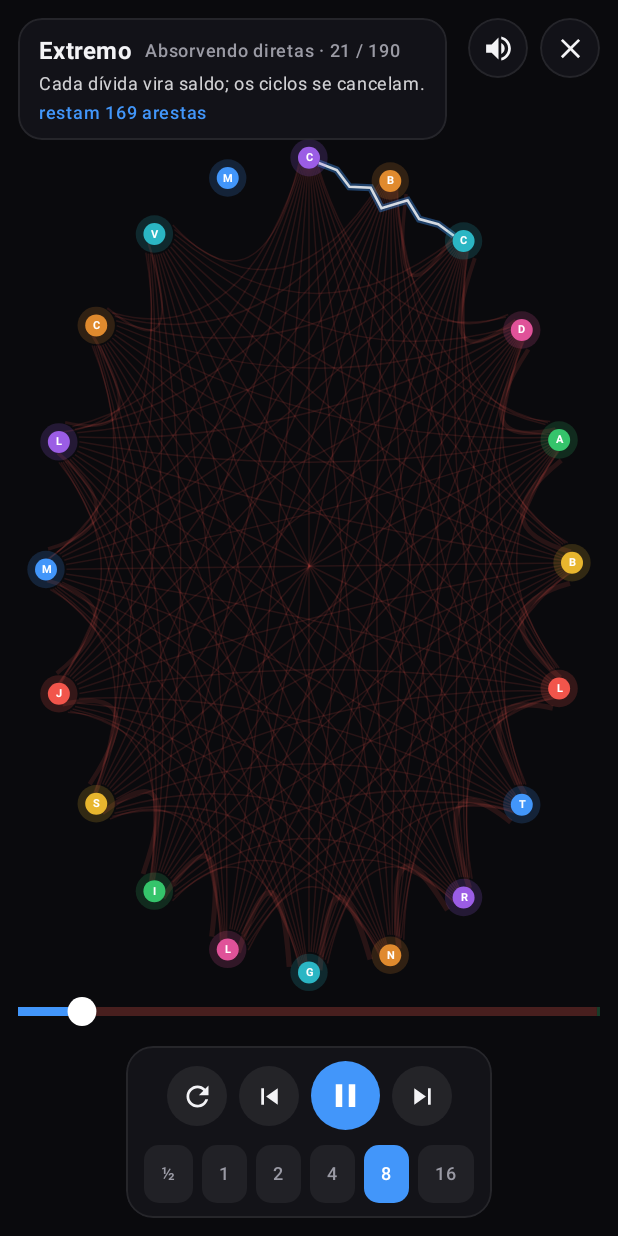
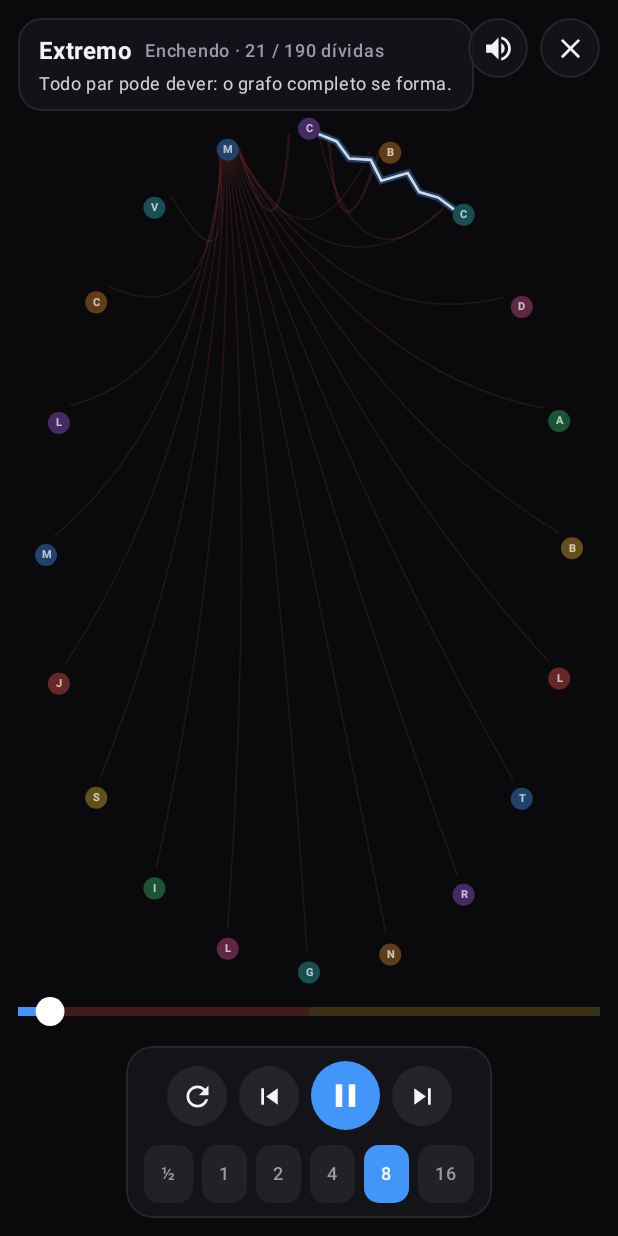
Before and after one commit to mariocjun/algoviz-android, an Android app built with Jetpack Compose: the ExtremeActivity screen opened directly, with no data from a screen before it, on a phone screen of 412 x 824 dp. Run offline under Robolectric (Android 15) with nearby library versions, the phone set to English and light mode, and no system bars; 5 statements that could not run were skipped.

Commit message:
feat(mincashflow): 4-act build->full->prune->settle + own launcher app
Extremo becomes a standalone mini-app, 'Min Cash Flow' (last launcher tile) — the greedy debt-simplification algorithm Racha uses, as an educational graph walkthrough. Racha is unchanged (its sparkle gateway still works too).

- New phase model: Build (the 190 debts appear one by one, the complete graph fills) -> a held beat on the full graph -> Prune (each debt nets into balances) -> Settle. Host test pins 381 steps (190 + 190 + 1).

- Educational captions per act + C(n,2) framing, the min() formula, and the 'economia de 189 transações' summary; 3-segment scrubber (encher/podar/acerto).

- HomeActivity gains the 'Min Cash Flow' tile (Hub icon) -> ExtremeActivity.

Co-Authored-By: Claude Opus 4.8 (1M context) <noreply@anthropic.com>

```diff
--- a/app/src/main/kotlin/com/mariocjun/algoviz/DebtReduction.kt
+++ b/app/src/main/kotlin/com/mariocjun/algoviz/DebtReduction.kt
@@ -19,15 +19,22 @@ sealed class ReduceStep {
     /** Net balance per person after this step (signed cents; + = creditor). */
     abstract val balAfter: Map<Person, Long>
 
-    /** Act 1 — fold one raw debt into the running net balances (its edge then
-     *  disappears from the tangle). */
+    /** Phase 1 (Enchendo) — reveal one raw debt as an edge. No netting yet, so
+     *  `balAfter` is all zero: this phase just builds the problem on screen. */
+    data class Build(
+        val edge: DirectDebt,
+        override val balAfter: Map<Person, Long>,
+    ) : ReduceStep()
+
+    /** Phase 2 (Podando) — fold one raw debt into the running net balances (its
+     *  edge then disappears from the tangle). */
     data class Absorb(
         val edge: DirectDebt,
         override val balAfter: Map<Person, Long>,
     ) : ReduceStep()
 
-    /** Act 2 — one greedy settlement: the biggest creditor is paid by the
-     *  biggest debtor, `amountCents = min(creditorBefore, -debtorBefore)`. */
+    /** Phase 3 (Acerto) — one greedy settlement: the biggest creditor is paid by
+     *  the biggest debtor, `amountCents = min(creditorBefore, -debtorBefore)`. */
     data class Settle(
         val from: Person, val to: Person, val amountCents: Long,
         val creditorBefore: Long, val debtorBefore: Long,
@@ -36,16 +43,19 @@ sealed class ReduceStep {
 }
 
 /** The full reduction of one ledger: the raw debts, the minimal plan, and the
- *  ordered steps that morph one into the other (all Absorb steps, then all
- *  Settle steps). */
+ *  ordered steps that morph one into the other. Steps run in three phases:
+ *  Build (one per debt, the graph fills up) → Absorb (one per debt, the graph
+ *  nets into balances) → Settle (the greedy payments). */
 class DebtReduction(
     val people: List<Person>,
     val direct: List<DirectDebt>,
     val settlements: List<Settlement>,
     val steps: List<ReduceStep>,
 ) {
-    /** steps[0 until absorbCount] are Absorb; the rest are Settle. */
-    val absorbCount: Int get() = direct.size
+    val buildCount: Int get() = direct.size          // phase 1 length (debts appear)
+    val pruneCount: Int get() = direct.size          // phase 2 length (debts net away)
+    val buildEnd: Int get() = buildCount             // cursor when the graph is full
+    val pruneEnd: Int get() = buildCount + pruneCount // cursor when only balances remain
 
     /** Net balances after `cursor` steps (cursor 0 = the all-zero start). */
     fun balancesAt(cursor: Int): Map<Person, Long> =
@@ -76,8 +86,12 @@ fun directDebts(expenses: List<Expense>): List<DirectDebt> {
 fun buildReduction(people: List<Person>, expenses: List<Expense>): DebtReduction {
     val direct = directDebts(expenses)
     val steps = mutableListOf<ReduceStep>()
+    val zero: Map<Person, Long> = people.associateWith { 0L }
 
-    // Act 1 — absorb each raw debt into the running net balances.
+    // Phase 1 (Enchendo) — reveal each debt as an edge; balances stay zero.
+    for (d in direct) steps.add(ReduceStep.Build(d, zero))
+
+    // Phase 2 (Podando) — absorb each raw debt into the running net balances.
     val running = LinkedHashMap<Person, Long>().apply { people.forEach { put(it, 0L) } }
     for (d in direct) {
         running.merge(d.from, -d.amountCents, Long::plus)
@@ -85,8 +99,8 @@ fun buildReduction(people: List<Person>, expenses: List<Expense>): DebtReduction
         steps.add(ReduceStep.Absorb(d, LinkedHashMap(running)))
     }
 
-    // Act 2 — greedy settle on the net balances. Same rule (and the same
-    // value-then-id tie-break) as Ledger.settlements(), so the plans agree.
+    // Phase 3 (Acerto) — greedy settle on the net balances. Same rule (and the
+    // same value-then-id tie-break) as Ledger.settlements(), so the plans agree.
     val bal = LinkedHashMap(running)
     val settlements = mutableListOf<Settlement>()
     while (true) {
--- a/app/src/main/kotlin/com/mariocjun/algoviz/ExtremeActivity.kt
+++ b/app/src/main/kotlin/com/mariocjun/algoviz/ExtremeActivity.kt
@@ -147,10 +147,11 @@ private fun ExtremeScreen(onExit: () -> Unit) {
     val expenses = remember { extremeDemo().second }
     val r = remember { buildReduction(people, expenses) }
     val total = r.steps.size
-    val absorb = r.absorbCount
+    val buildEnd = r.buildEnd
+    val pruneEnd = r.pruneEnd
     // Lay nodes by their net balance just before settling, so the two non-zero
     // people (Cássia +, Mário −) land adjacent at the top and their final arc reads.
-    val netBal = remember { r.balancesAt(absorb) }
+    val netBal = remember { r.balancesAt(pruneEnd) }
     val order = remember { people.sortedByDescending { netBal[it] ?: 0L } }
     val ringIndex = remember(order) { order.withIndex().associate { (i, name) -> name to i } }
     val colorOf: (String) -> Color =
@@ -161,6 +162,7 @@ private fun ExtremeScreen(onExit: () -> Unit) {
     var spsIdx by remember { mutableIntStateOf(DEFAULT_SPS) }
     var rainbow by remember { mutableStateOf(false) }
     var sound by remember { mutableStateOf(true) }
+    var heldAtFull by remember { mutableStateOf(false) }   // one auto-pause on the full graph
     var scale by remember { mutableFloatStateOf(1f) }
     var pan by remember { mutableStateOf(Offset.Zero) }
 
@@ -193,15 +195,17 @@ private fun ExtremeScreen(onExit: () -> Unit) {
         if (nc == cursor) return
         val advancing = nc > cursor
         cursor = nc
-        val isSettle = nc > absorb
+        val isSettle = nc > pruneEnd
         strike(isSettle || nc == total)
         if (manual || isSettle || nc == total) haptic()
-        // ASMR: a pentatonic note per absorbed debt (pitch follows the creditor's
-        // place on the ring), a celebratory chord on the settlement. Forward only.
+        // ASMR: a pentatonic note as each debt appears (Build) or nets away
+        // (Absorb) — pitch follows the creditor's place on the ring — and a
+        // celebratory chord on the settlement. Forward only.
         if (advancing && sound) {
-            if (isSettle) VizBridge.nativeCelebrate()
-            else (r.steps[nc - 1] as? ReduceStep.Absorb)?.let {
-                VizBridge.nativePlayNote((ringIndex[it.edge.to] ?: 0).toFloat() / order.size)
+            when (val st = r.steps[nc - 1]) {
+                is ReduceStep.Settle -> VizBridge.nativeCelebrate()
+                is ReduceStep.Build -> VizBridge.nativePlayNote((ringIndex[st.edge.to] ?: 0).toFloat() / order.size)
+                is ReduceStep.Absorb -> VizBridge.nativePlayNote((ringIndex[st.edge.to] ?: 0).toFloat() / order.size)
             }
         }
     }
@@ -217,6 +221,8 @@ private fun ExtremeScreen(onExit: () -> Unit) {
             kotlinx.coroutines.delay(SPS_MS[spsIdx])
             if (!playing) break
             goTo(cursor + 1, manual = false)
+            // Hold once on the complete graph so "cheio" is a real beat.
+            if (cursor == buildEnd && !heldAtFull) { heldAtFull = true; playing = false; break }
         }
         playing = false
     }
@@ -224,7 +230,7 @@ private fun ExtremeScreen(onExit: () -> Unit) {
     var topGuardPx by remember { mutableFloatStateOf(0f) }
     var botGuardPx by remember { mutableFloatStateOf(0f) }
 
-    val onReset = { playing = false; cursor = 0 }
+    val onReset = { playing = false; cursor = 0; heldAtFull = false }
     val onBack = { playing = false; goTo(cursor - 1, manual = true) }
     val onPlay = { if (done) cursor = 0; playing = !playing }
     val onForward = { playing = false; goTo(cursor + 1, manual = true) }
@@ -246,7 +252,7 @@ private fun ExtremeScreen(onExit: () -> Unit) {
                 .pointerInput(Unit) { detectTapGestures(onDoubleTap = { scale = 1f; pan = Offset.Zero }) },
         ) {
             drawReductionFrame(
-                r, order, colorOf, cursor, absorb, measurer,
+                r, order, colorOf, cursor, measurer,
                 bob, pulse, hue, rainbow, edgeFlash.value, screenFlash.value,
                 topGuardPx, if (landscape) 0f else botGuardPx,
             )
@@ -254,7 +260,7 @@ private fun ExtremeScreen(onExit: () -> Unit) {
     }
     val status: @Composable (Modifier) -> Unit = { mod ->
         ExtremeStatus(
-            r = r, cursor = cursor, absorb = absorb, total = total,
+            r = r, cursor = cursor, total = total,
             rainbow = rainbow, hue = hue, onToggleRainbow = { rainbow = !rainbow },
             modifier = mod.onGloballyPositioned { topGuardPx = it.boundsInParent().bottom },
         )
@@ -279,7 +285,7 @@ private fun ExtremeScreen(onExit: () -> Unit) {
                 }
                 Spacer(Modifier.weight(1f))
                 ControlCard {
-                    Scrubber(cursor, absorb, total, Modifier.fillMaxWidth(), onSeek)
+                    Scrubber(cursor, buildEnd, pruneEnd, total, Modifier.fillMaxWidth(), onSeek)
                     TransportButtons(playing, onReset, onBack, onPlay, onForward)
                     SpeedSelector(spsIdx, { spsIdx = it }, wrap = true)
                 }
@@ -302,7 +308,7 @@ private fun ExtremeScreen(onExit: () -> Unit) {
                 horizontalAlignment = Alignment.CenterHorizontally,
                 verticalArrangement = Arrangement.spacedBy(10.dp),
             ) {
-                Scrubber(cursor, absorb, total, Modifier.fillMaxWidth().widthIn(max = 560.dp), onSeek)
+                Scrubber(cursor, buildEnd, pruneEnd, total, Modifier.fillMaxWidth().widthIn(max = 560.dp), onSeek)
                 ControlCard {
                     TransportButtons(playing, onReset, onBack, onPlay, onForward)
                     SpeedSelector(spsIdx, { spsIdx = it }, wrap = false)
@@ -316,7 +322,7 @@ private fun ExtremeScreen(onExit: () -> Unit) {
 
 private fun DrawScope.drawReductionFrame(
     r: DebtReduction, order: List<String>, colorOf: (String) -> Color,
-    cursor: Int, absorb: Int, measurer: TextMeasurer,
+    cursor: Int, measurer: TextMeasurer,
     bob: Float, pulse: Float, hue: Float, rainbow: Boolean,
     edgeFlash: Float, screenFlash: Float, topGuardPx: Float, botGuardPx: Float,
 ) {
@@ -347,13 +353,18 @@ private fun DrawScope.drawReductionFrame(
     fun nodeColor(name: String, i: Int): Color =
         if (rainbow) Color.hsv(((hue + i * (360f / n)) % 360f), 0.72f, 1f) else colorOf(name)
 
-    // 1) Remaining direct tangle (not yet absorbed) — faint, so settle edges pop.
-    // The denser the web, the more translucent (and arrow-free) each edge, so 190
-    // overlapping debts read as a haze that thins out rather than a black blob.
+    // 1) Direct debts on screen. Building (cursor ≤ buildEnd): the first `cursor`
+    // debts have appeared. Pruning (cursor ≤ pruneEnd): the first (cursor-buildEnd)
+    // have netted away, so the remaining tail is drawn. The denser the web, the
+    // more translucent (and arrow-free) each edge — 190 debts read as a haze.
+    val buildEnd = r.buildEnd
+    val pruneEnd = r.pruneEnd
+    val visLo: Int; val visHi: Int
+    if (cursor <= buildEnd) { visLo = 0; visHi = cursor.coerceAtMost(r.direct.size) }
+    else { visLo = (cursor - buildEnd).coerceIn(0, r.direct.size); visHi = r.direct.size }
     val dense = r.direct.size > 80
     val tangleAlpha = if (dense) 0.12f else 0.22f
-    val visibleFrom = cursor.coerceAtMost(absorb)
-    for (i in visibleFrom until absorb) {
+    for (i in visLo until visHi) {
         val d = r.direct[i]
         val pu = pos[d.from] ?: continue; val pv = pos[d.to] ?: continue
         drawEdge(pu, pv, center, curve, nodeR, thickness(d.amountCents, maxAmt, 4f),
@@ -361,8 +372,8 @@ private fun DrawScope.drawReductionFrame(
             arrow = !dense)
     }
 
-    // 2) Settlement edges already drawn (Act 2) — bright, with amount chips.
-    val settledShown = (cursor - absorb).coerceIn(0, r.settlements.size)
+    // 2) Settlement edges (after the prune phase) — bright, with amount chips.
+    val settledShown = (cursor - pruneEnd).coerceIn(0, r.settlements.size)
     for (i in 0 until settledShown) {
         val s = r.settlements[i]
         val pu = pos[s.from] ?: continue; val pv = pos[s.to] ?: continue
@@ -375,6 +386,7 @@ private fun DrawScope.drawReductionFrame(
     if (edgeFlash > 0.02f && cursor in 1..r.steps.size) {
         val st = r.steps[cursor - 1]
         val pair = when (st) {
+            is ReduceStep.Build -> st.edge.from to st.edge.to
             is ReduceStep.Absorb -> st.edge.from to st.edge.to
             is ReduceStep.Settle -> st.from to st.to
         }
@@ -490,29 +502,39 @@ private fun DrawScope.drawAmountChip(
 
 @Composable
 private fun ExtremeStatus(
-    r: DebtReduction, cursor: Int, absorb: Int, total: Int,
+    r: DebtReduction, cursor: Int, total: Int,
     rainbow: Boolean, hue: Float, onToggleRainbow: () -> Unit, modifier: Modifier,
 ) {
     val titleColor = if (rainbow) Color.hsv(hue % 360f, 0.8f, 1f) else EX_TXT
+    val buildEnd = r.buildEnd; val pruneEnd = r.pruneEnd; val nd = r.direct.size
     val phase: String; val caption: String; val formula: String?
     when {
         cursor == 0 -> {
-            phase = "${absorb} dívidas diretas · 20 pessoas"
-            caption = "Toque ▶ para reduzir."
+            phase = "${r.people.size} pessoas · C(${r.people.size},2) = $nd"
+            caption = "Toque ▶ — vamos montar todas as dívidas possíveis."
             formula = null
         }
-        cursor <= absorb -> {
-            phase = "Absorvendo diretas · $cursor / $absorb"
+        cursor < buildEnd -> {                                   // Act 1 — Enchendo
+            phase = "Enchendo · $cursor / $nd dívidas"
+            caption = "Todo par pode dever: o grafo completo se forma."
+            formula = null
+        }
+        cursor == buildEnd -> {                                  // Act 2 — Cheio
+            phase = "Grafo cheio · $nd dívidas"
+            caption = "Todas as dívidas diretas. ▶ para simplificar."
+            formula = null
+        }
+        cursor <= pruneEnd -> {                                  // Act 3 — Podando
+            phase = "Podando · ${cursor - buildEnd} / $nd"
             caption = "Cada dívida vira saldo; os ciclos se cancelam."
-            formula = "restam ${absorb - cursor} arestas"
+            formula = "restam ${pruneEnd - cursor} arestas"
         }
-        else -> {
-            // Act 2: the current step is a settlement — keep its min() formula on
-            // screen, including at the payoff (1 settle would otherwise flash by).
+        else -> {                                                // Act 4 — Acerto / Fim
+            // Keep the settlement's min() formula on screen, incl. at the payoff.
             val s = r.steps[cursor - 1] as? ReduceStep.Settle
-            phase = if (cursor >= total) "Reduzido · $absorb → ${r.settlements.size}"
-                    else "Acerto · pagamento ${cursor - absorb} / ${r.settlements.size}"
-            caption = if (cursor >= total) "1 pagamento zera todo mundo."
+            phase = if (cursor >= total) "Reduzido · $nd → ${r.settlements.size}"
+                    else "Acerto · pagamento ${cursor - pruneEnd} / ${r.settlements.size}"
+            caption = if (cursor >= total) "1 pagamento zera todo mundo (economia de ${nd - r.settlements.size})."
                       else "Maior credor recebe do maior devedor."
             formula = s?.let { "${money(it.amountCents)} = min(${money(it.creditorBefore)}, ${money(-it.debtorBefore)})" }
         }
@@ -555,7 +577,7 @@ private fun PayoffBanner(directCount: Int, payCount: Int, hue: Float, pulse: Flo
 }
 
 @Composable
-private fun Scrubber(cursor: Int, absorb: Int, total: Int, modifier: Modifier, onSeek: (Int) -> Unit) {
+private fun Scrubber(cursor: Int, buildEnd: Int, pruneEnd: Int, total: Int, modifier: Modifier, onSeek: (Int) -> Unit) {
     Box(
         modifier
             .height(26.dp)
@@ -571,10 +593,12 @@ private fun Scrubber(cursor: Int, absorb: Int, total: Int, modifier: Modifier, o
     ) {
         Canvas(Modifier.fillMaxWidth().height(6.dp)) {
             val w = size.width; val h = size.height; val y = h / 2f
-            val absX = w * (absorb.toFloat() / total)
-            // Act 1 track (absorb), Act 2 track (settle), progress, thumb.
-            drawLine(EX_OWES.copy(alpha = 0.25f), Offset(0f, y), Offset(absX, y), strokeWidth = h)
-            drawLine(EX_OWED.copy(alpha = 0.25f), Offset(absX, y), Offset(w, y), strokeWidth = h)
+            val buildX = w * (buildEnd.toFloat() / total)
+            val pruneX = w * (pruneEnd.toFloat() / total)
+            // three phase tracks: Enchendo · Podando · Acerto, then progress + thumb.
+            drawLine(EX_OWES.copy(alpha = 0.22f), Offset(0f, y), Offset(buildX, y), strokeWidth = h)
+            drawLine(Color(0xFFE8B62E).copy(alpha = 0.22f), Offset(buildX, y), Offset(pruneX, y), strokeWidth = h)
+            drawLine(EX_OWED.copy(alpha = 0.30f), Offset(pruneX, y), Offset(w, y), strokeWidth = h)
             val px = w * (cursor.toFloat() / total)
             drawLine(EX_BLUE, Offset(0f, y), Offset(px, y), strokeWidth = h)
             drawCircle(Color.White, radius = h * 1.6f, center = Offset(px.coerceIn(0f, w), y))
```
Also changed, not shown: app/src/main/kotlin/com/mariocjun/algoviz/HomeActivity.kt (+8 -0 lines), 1 other file.
